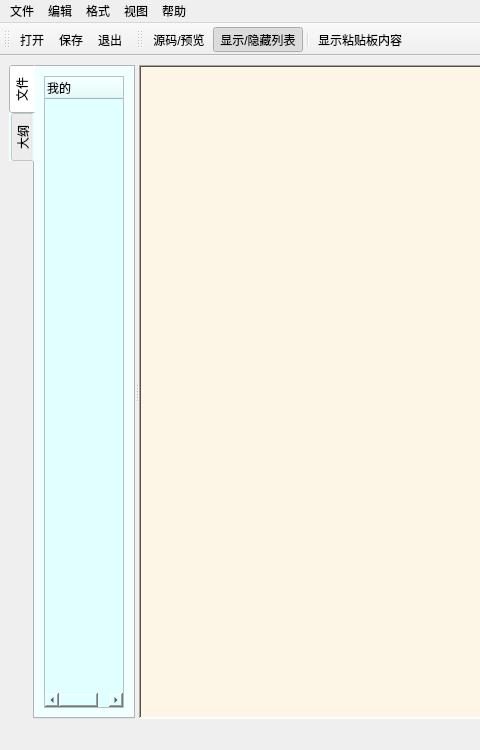
First picture: the form in test_Demo/doc_viewer.ui, repository tainyuhong/pyside_machine_system, before the edit; both pictures show x 0 to 480 and y 0 to 750 of the 1000 by 750 pixel window.
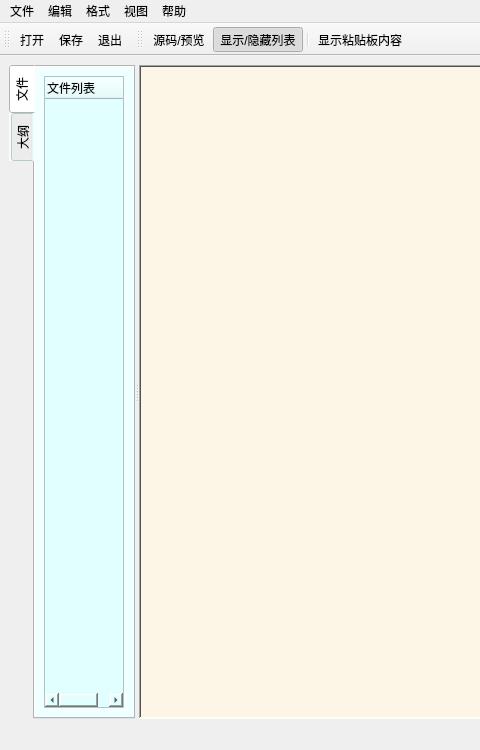
Second picture: the form after the edit.

Commit message: 设置文件列表右键添加功能，添加功能未实现

```diff
--- a/test_Demo/doc_viewer.ui
+++ b/test_Demo/doc_viewer.ui
@@ -51,7 +51,7 @@
            </property>
            <column>
             <property name="text">
-             <string>我的</string>
+             <string>文件列表</string>
             </property>
            </column>
           </widget>
```
The commit also changes 3 other files.
